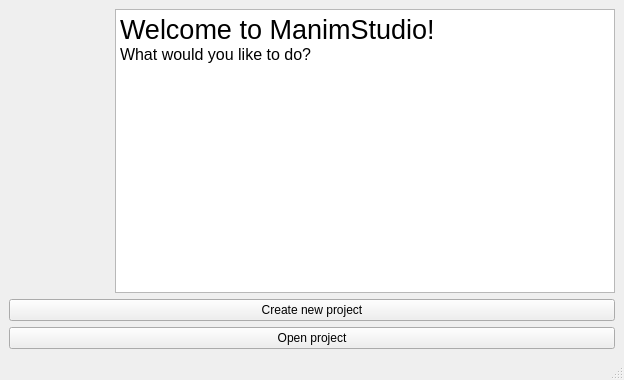
First picture: the form in src/ui/welcome.ui, repository AniMathIO/ManimStudio, before the edit.
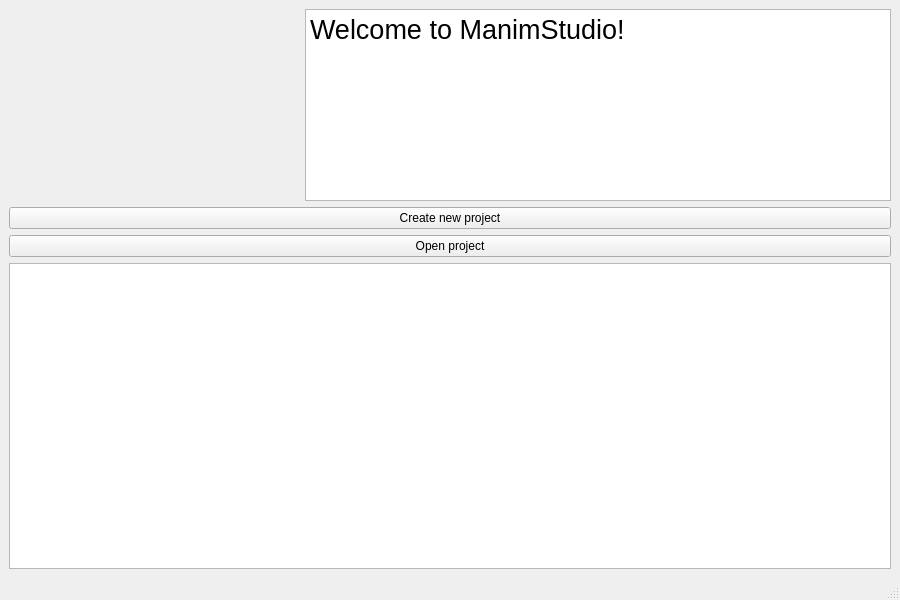
Second picture: the form after the edit. Icons and pictures are not drawn.

Commit message: feat(app): working on recent project list view

What changed in the file:
```diff
--- a/src/ui/welcome.ui
+++ b/src/ui/welcome.ui
@@ -6,8 +6,8 @@
    <rect>
     <x>0</x>
     <y>0</y>
-    <width>624</width>
-    <height>380</height>
+    <width>900</width>
+    <height>600</height>
    </rect>
   </property>
   <property name="windowTitle">
@@ -42,7 +42,7 @@
         <property name="minimumSize">
          <size>
           <width>500</width>
-          <height>200</height>
+          <height>20</height>
          </size>
         </property>
         <property name="readOnly">
@@ -56,8 +56,7 @@
 li.unchecked::marker { content: &quot;\2610&quot;; }
 li.checked::marker { content: &quot;\2612&quot;; }
 &lt;/style&gt;&lt;/head&gt;&lt;body style=&quot; font-family:'Inter Light'; font-size:12pt; font-weight:400; font-style:normal;&quot;&gt;
-&lt;p style=&quot; margin-top:0px; margin-bottom:0px; margin-left:0px; margin-right:0px; -qt-block-indent:0; text-indent:0px;&quot;&gt;&lt;span style=&quot; font-family:'Noto Sans'; font-size:20pt;&quot;&gt;Welcome to ManimStudio!&lt;/span&gt;&lt;/p&gt;
-&lt;p style=&quot; margin-top:0px; margin-bottom:0px; margin-left:0px; margin-right:0px; -qt-block-indent:0; text-indent:0px;&quot;&gt;&lt;span style=&quot; font-family:'Noto Sans';&quot;&gt;What would you like to do?&lt;/span&gt;&lt;/p&gt;&lt;/body&gt;&lt;/html&gt;</string>
+&lt;p style=&quot; margin-top:0px; margin-bottom:0px; margin-left:0px; margin-right:0px; -qt-block-indent:0; text-indent:0px;&quot;&gt;&lt;span style=&quot; font-family:'Noto Sans'; font-size:20pt;&quot;&gt;Welcome to ManimStudio!&lt;/span&gt;&lt;/p&gt;&lt;/body&gt;&lt;/html&gt;</string>
         </property>
        </widget>
       </item>
@@ -126,6 +125,9 @@
       </item>
      </layout>
     </item>
+    <item row="1" column="0">
+     <widget class="QListView" name="recentProjectsListView"/>
+    </item>
    </layout>
   </widget>
   <widget class="QMenuBar" name="menubar">
```
Left out of the diff: 2 changed lines with no effect on the pictures. The commit also changes 2 other files.
